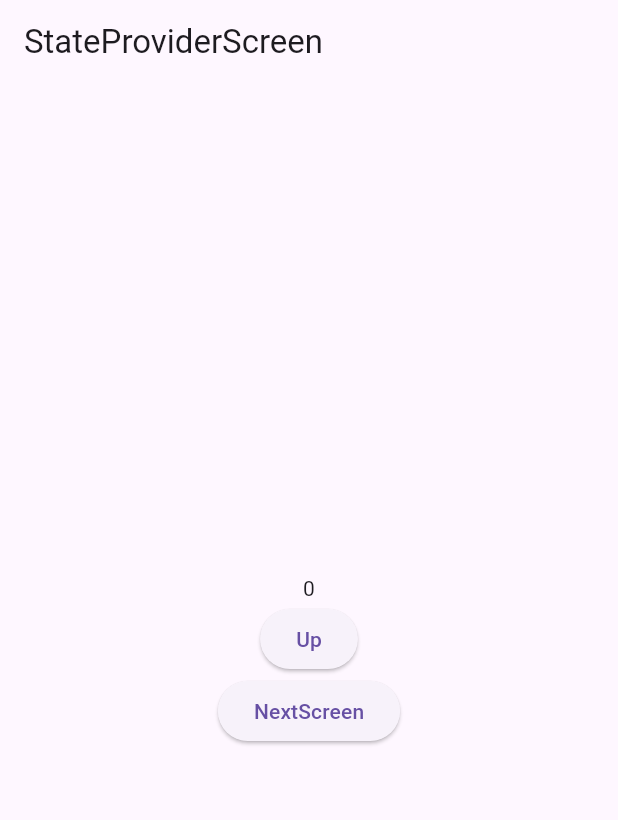
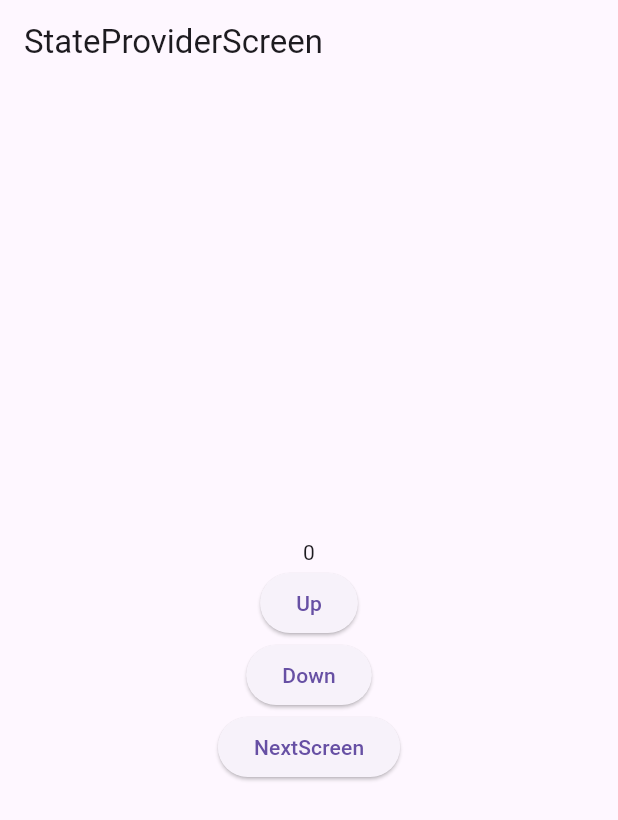
Before and after one commit to cartooncompany/practice_riverpod, a Flutter app: the StateProviderScreen widget shown alone on an empty page, opened directly, on a phone screen of 412 x 824 dp. Shown: the top 820 px of the screen. Run offline on Flutter 3.47's test engine with Material 3 defaults, Android fonts, the phone set to English and light mode, and no system bars; our stand-ins replace flutter_riverpod.

Commit message:
stateProvider 사용해보기

```diff
--- a/lib/screen/state_provider_screen.dart
+++ b/lib/screen/state_provider_screen.dart
@@ -25,7 +25,14 @@ class StateProviderScreen extends ConsumerWidget {
               onPressed: () {
                 ref.read(numberProvider.notifier).update((state) => state + 1);
               },
-              child: Text('Up'),
+              child: const Text('Up'),
+            ),
+            ElevatedButton(
+              onPressed: () {
+                ref.read(numberProvider.notifier).state =
+                ref.read(numberProvider.notifier).state - 1;
+              },
+              child: const Text('Down'),
             ),
             ElevatedButton(
               onPressed: () {
```
